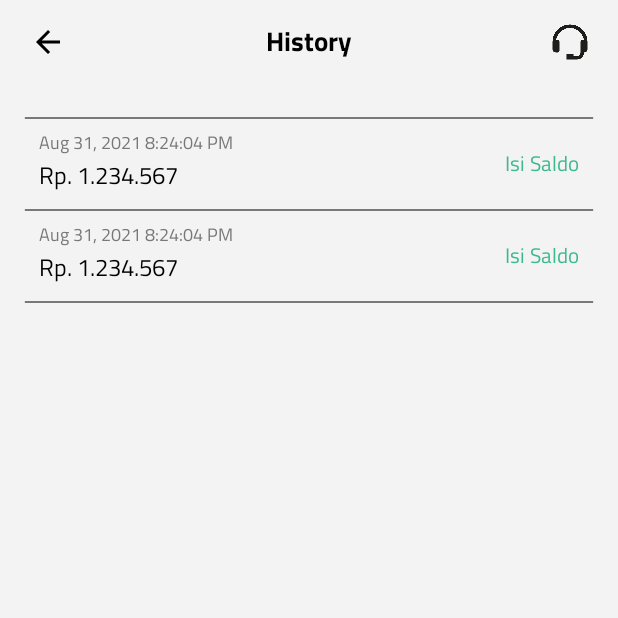
After one commit to Karizu/invesproperti, an Android app: the HistoryActivity screen opened directly, with no data from a screen before it, on a phone screen of 412 x 824 dp, the top half of it. The commit adds this screen. Run offline under Robolectric (Android 15) with nearby library versions, the phone set to English and light mode, and no system bars; our stand-ins replace ButterKnife.

Commit message:
Add History Screen

```diff
--- a/app/src/main/AndroidManifest.xml
+++ b/app/src/main/AndroidManifest.xml
@@ -12,7 +12,8 @@
         android:supportsRtl="true"
         android:theme="@style/AppTheme"
         tools:targetApi="n">
-        <activity android:name=".presentation.portofolio.withdrawal.KonfirmasiWithdrawalPassActivity"></activity>
+        <activity android:name=".presentation.portofolio.history.HistoryActivity"></activity>
+        <activity android:name=".presentation.portofolio.withdrawal.KonfirmasiWithdrawalPassActivity" />
         <activity android:name=".presentation.portofolio.withdrawal.CompleteWithdrawalActivity" />
         <activity android:name=".presentation.portofolio.withdrawal.KonfirmasiWithdrawalActivity" />
         <activity android:name=".presentation.portofolio.withdrawal.WithdrawalActivity" />
--- /dev/null
+++ b/app/src/main/java/com/selada/invesproperti/presentation/adapter/HistoryAdapter.java
@@ -0,0 +1,64 @@
+package com.selada.invesproperti.presentation.adapter;
+
+import android.annotation.SuppressLint;
+import android.app.Activity;
+import android.content.Context;
+import android.content.Intent;
+import android.view.LayoutInflater;
+import android.view.View;
+import android.view.ViewGroup;
+import android.widget.TextView;
+
+import androidx.annotation.NonNull;
+import androidx.cardview.widget.CardView;
+import androidx.recyclerview.widget.RecyclerView;
+
+import com.selada.invesproperti.R;
+import com.selada.invesproperti.presentation.profile.bank.DetailBankActivity;
+
+import java.util.List;
+
+public class HistoryAdapter extends RecyclerView.Adapter<HistoryAdapter.ViewHolder> {
+    private List<String> transactionModels;
+    private Context context;
+    private Activity activity;
+
+    public HistoryAdapter(List<String> transactionModels, Context context, Activity activity) {
+        this.transactionModels = transactionModels;
+        this.context = context;
+        this.activity = activity;
+    }
+
+    @NonNull
+    @Override
+    public ViewHolder onCreateViewHolder(@NonNull ViewGroup parent, int viewType) {
+        View v = LayoutInflater.from(parent.getContext())
+                .inflate(R.layout.list_item_history, parent, false);
+        return new ViewHolder(v);
+    }
+
+    @SuppressLint({"SetTextI18n", "ResourceAsColor", "CheckResult"})
+    @Override
+    public void onBindViewHolder(@NonNull ViewHolder holder, int position) {
+//        holder.progressBar.setProgressInTime(20,2500);
+
+    }
+
+    @Override
+    public int getItemCount() {
+        return transactionModels.size();
+    }
+
+    static class ViewHolder extends RecyclerView.ViewHolder {
+        TextView tv_date_time;
+        TextView tv_amount;
+        TextView tv_desc;
+
+        ViewHolder(View v) {
+            super(v);
+            tv_date_time = v.findViewById(R.id.tv_date_time);
+            tv_amount = v.findViewById(R.id.tv_amount);
+            tv_desc = v.findViewById(R.id.tv_desc);
+        }
+    }
+}
--- a/app/src/main/java/com/selada/invesproperti/presentation/portofolio/PortofolioFragment.java
+++ b/app/src/main/java/com/selada/invesproperti/presentation/portofolio/PortofolioFragment.java
@@ -22,6 +22,7 @@ import com.selada.invesproperti.presentation.adapter.HomeFeedAdapter;
 import com.selada.invesproperti.presentation.adapter.PortofolioFeedAdapter;
 import com.selada.invesproperti.presentation.home.DetailProductActivity;
 import com.selada.invesproperti.presentation.portofolio.deposit.DepositActivity;
+import com.selada.invesproperti.presentation.portofolio.history.HistoryActivity;
 import com.selada.invesproperti.presentation.portofolio.withdrawal.WithdrawalActivity;
 import com.selada.invesproperti.presentation.profile.detail.DetailProfileActivity;
 import com.selada.invesproperti.presentation.profile.detail.income.ChangeIncomeYearActivity;
@@ -79,7 +80,9 @@ public class PortofolioFragment extends Fragment {
 
     @OnClick(R.id.btn_riwayat)
     void onClickRiwayat(){
-
+        Intent intent = new Intent(requireActivity(), HistoryActivity.class);
+        startActivity(intent);
+        requireActivity().overridePendingTransition(android.R.anim.fade_in, android.R.anim.fade_out);
     }
 
     @OnClick(R.id.btnFilterHome)
--- /dev/null
+++ b/app/src/main/java/com/selada/invesproperti/presentation/portofolio/history/HistoryActivity.java
@@ -0,0 +1,59 @@
+package com.selada.invesproperti.presentation.portofolio.history;
+
+import androidx.appcompat.app.AppCompatActivity;
+import androidx.recyclerview.widget.LinearLayoutManager;
+import androidx.recyclerview.widget.RecyclerView;
+
+import android.os.Bundle;
+import android.widget.LinearLayout;
+
+import com.selada.invesproperti.R;
+import com.selada.invesproperti.presentation.adapter.HistoryAdapter;
+
+import java.util.ArrayList;
+import java.util.List;
+
+import butterknife.BindView;
+import butterknife.ButterKnife;
+import butterknife.OnClick;
+
+public class HistoryActivity extends AppCompatActivity {
+
+    @BindView(R.id.rv_history)
+    RecyclerView rv_history;
+    @BindView(R.id.layout_empty_history)
+    LinearLayout layout_empty_history;
+
+    @OnClick(R.id.btn_back)
+    void onClickBack(){
+
+    }
+
+    @Override
+    protected void onCreate(Bundle savedInstanceState) {
+        super.onCreate(savedInstanceState);
+        setContentView(R.layout.activity_history);
+        ButterKnife.bind(this);
+
+        initComponent();
+    }
+
+    private void initComponent() {
+        LinearLayoutManager layoutManager = new LinearLayoutManager(this, LinearLayoutManager.VERTICAL, false);
+        rv_history.setLayoutManager(layoutManager);
+
+        List<String> list = new ArrayList<>();
+        list.add("");
+        list.add("");
+
+        HistoryAdapter historyAdapter = new HistoryAdapter(list, this, this);
+        rv_history.setAdapter(historyAdapter);
+    }
+
+    @Override
+    public void onBackPressed() {
+        super.onBackPressed();
+        finish();
+        this.overridePendingTransition(R.anim.fade_in, R.anim.fade_out);
+    }
+}
--- /dev/null
+++ b/app/src/main/res/layout/activity_history.xml
@@ -0,0 +1,109 @@
+<?xml version="1.0" encoding="utf-8"?>
+<androidx.constraintlayout.widget.ConstraintLayout xmlns:android="http://schemas.android.com/apk/res/android"
+    xmlns:app="http://schemas.android.com/apk/res-auto"
+    xmlns:tools="http://schemas.android.com/tools"
+    android:layout_width="match_parent"
+    android:layout_height="match_parent"
+    android:background="@color/light_gray"
+    tools:context=".presentation.portofolio.history.HistoryActivity">
+
+    <RelativeLayout
+        android:id="@+id/relativeLayout"
+        android:layout_width="match_parent"
+        android:layout_height="?attr/actionBarSize"
+        android:background="#F3F3F3"
+        android:gravity="center_vertical"
+        android:orientation="horizontal"
+        app:layout_constraintEnd_toEndOf="parent"
+        app:layout_constraintStart_toStartOf="parent"
+        app:layout_constraintTop_toTopOf="parent">
+
+        <ImageView
+            android:id="@+id/btn_back"
+            android:layout_width="48dp"
+            android:layout_height="match_parent"
+            android:layout_alignParentStart="true"
+            android:background="?attr/selectableItemBackground"
+            android:paddingStart="20dp"
+            android:paddingEnd="4dp"
+            android:src="@drawable/ic_baseline_arrow_back_24" />
+
+        <ImageView
+            android:id="@+id/btn_cs"
+            android:layout_width="48dp"
+            android:layout_height="match_parent"
+            android:layout_alignParentEnd="true"
+            android:background="?attr/selectableItemBackground"
+            android:paddingStart="4dp"
+            android:paddingEnd="20dp"
+            android:src="@drawable/ic_cs_black" />
+
+        <TextView
+            android:layout_width="wrap_content"
+            android:layout_height="30dp"
+            android:layout_centerInParent="true"
+            android:fontFamily="@font/titilliumweb_bold"
+            android:gravity="center"
+            android:text="History"
+            android:textColor="@color/Black"
+            android:textSize="18sp" />
+
+    </RelativeLayout>
+
+    <LinearLayout
+        android:layout_width="match_parent"
+        android:layout_height="wrap_content"
+        android:layout_marginTop="16dp"
+        android:orientation="vertical"
+        app:layout_constraintEnd_toEndOf="parent"
+        app:layout_constraintStart_toStartOf="parent"
+        app:layout_constraintTop_toBottomOf="@+id/relativeLayout">
+
+        <ImageView
+            android:id="@+id/line2"
+            android:layout_width="match_parent"
+            android:layout_height="wrap_content"
+            android:layout_marginStart="16dp"
+            android:layout_marginTop="6dp"
+            android:layout_marginEnd="16dp"
+            android:background="@drawable/line_profile" />
+
+        <androidx.recyclerview.widget.RecyclerView
+            android:id="@+id/rv_history"
+            android:layout_width="match_parent"
+            android:layout_height="wrap_content"
+            android:visibility="visible" />
+
+    </LinearLayout>
+
+    <LinearLayout
+        android:visibility="gone"
+        android:id="@+id/layout_empty_history"
+        android:layout_width="match_parent"
+        android:layout_height="wrap_content"
+        android:layout_marginTop="181dp"
+        android:orientation="vertical"
+        android:gravity="center"
+        app:layout_constraintEnd_toEndOf="parent"
+        app:layout_constraintStart_toStartOf="parent"
+        app:layout_constraintTop_toTopOf="parent">
+
+        <ImageView
+            android:id="@+id/img_portofolio"
+            android:layout_width="211.5dp"
+            android:layout_height="211.5dp"
+            android:layout_marginTop="30dp"
+            android:src="@drawable/bg_ilustration_2" />
+
+        <TextView
+            android:layout_width="match_parent"
+            android:layout_height="wrap_content"
+            android:gravity="center"
+            android:text="Tidak ada history"
+            android:textColor="@color/Black"
+            android:textSize="16sp"
+            android:fontFamily="@font/titilliumweb_regular"/>
+
+    </LinearLayout>
+
+</androidx.constraintlayout.widget.ConstraintLayout>
--- /dev/null
+++ b/app/src/main/res/layout/list_item_history.xml
@@ -0,0 +1,60 @@
+<?xml version="1.0" encoding="utf-8"?>
+<androidx.constraintlayout.widget.ConstraintLayout xmlns:android="http://schemas.android.com/apk/res/android"
+    xmlns:app="http://schemas.android.com/apk/res-auto"
+    android:id="@+id/cv_item"
+    android:layout_width="match_parent"
+    android:layout_height="wrap_content"
+    xmlns:tools="http://schemas.android.com/tools">
+
+    <TextView
+        android:id="@+id/tv_date_time"
+        android:layout_width="wrap_content"
+        android:layout_height="wrap_content"
+        android:layout_marginStart="26dp"
+        android:layout_marginTop="6dp"
+        android:fontFamily="@font/titilliumweb_regular"
+        android:text="Aug 31, 2021 8:24:04 PM"
+        android:textColor="@color/grey_text"
+        android:textSize="12sp"
+        app:layout_constraintStart_toStartOf="parent"
+        app:layout_constraintTop_toTopOf="parent" />
+
+    <TextView
+        android:id="@+id/tv_amount"
+        android:layout_width="wrap_content"
+        android:layout_height="wrap_content"
+        android:layout_marginStart="26dp"
+        android:fontFamily="@font/titilliumweb_regular"
+        android:text="Rp. 1.234.567"
+        android:textColor="@color/Black"
+        android:textSize="16sp"
+        app:layout_constraintStart_toStartOf="parent"
+        app:layout_constraintTop_toBottomOf="@+id/tv_date_time" />
+
+    <TextView
+        android:id="@+id/tv_desc"
+        android:layout_width="wrap_content"
+        android:layout_height="0dp"
+        android:layout_marginEnd="26dp"
+        android:fontFamily="@font/titilliumweb_regular"
+        android:gravity="center"
+        android:text="Isi Saldo"
+        android:textColor="@color/green_primary"
+        android:textSize="14sp"
+        app:layout_constraintBottom_toTopOf="@+id/line2"
+        app:layout_constraintEnd_toEndOf="parent"
+        app:layout_constraintTop_toTopOf="parent" />
+
+    <ImageView
+        android:id="@+id/line2"
+        android:layout_width="match_parent"
+        android:layout_height="wrap_content"
+        android:layout_marginStart="16dp"
+        android:layout_marginTop="10dp"
+        android:layout_marginEnd="16dp"
+        android:background="@drawable/line_profile"
+        app:layout_constraintStart_toStartOf="parent"
+        app:layout_constraintTop_toBottomOf="@+id/tv_amount"/>
+
+
+</androidx.constraintlayout.widget.ConstraintLayout>
```
